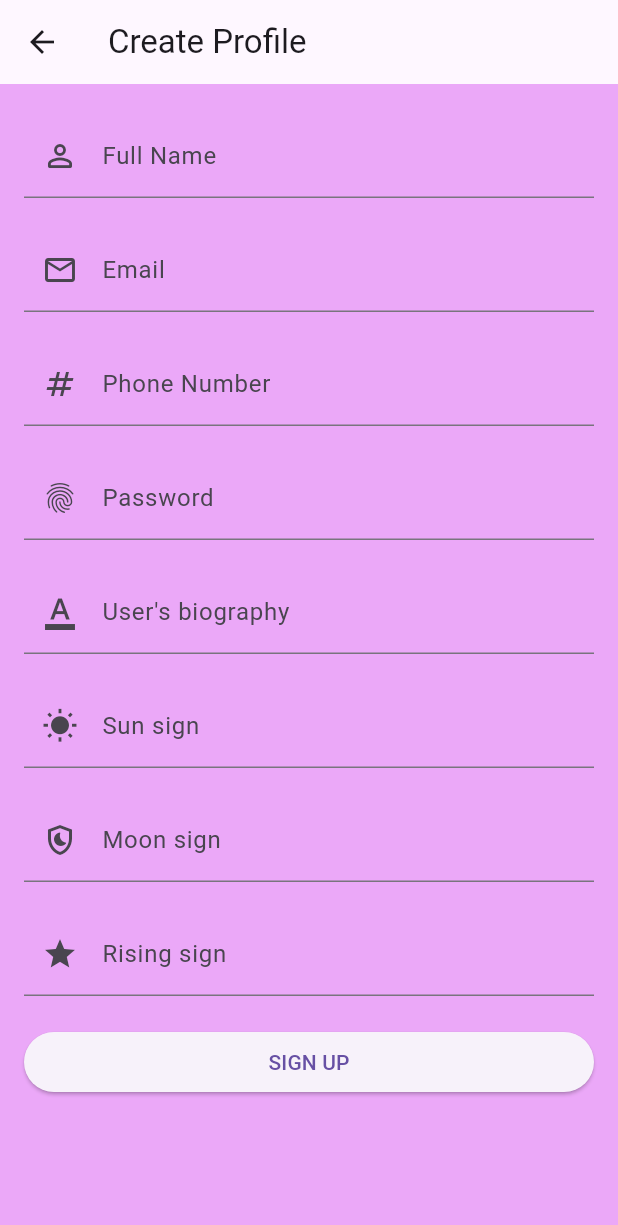
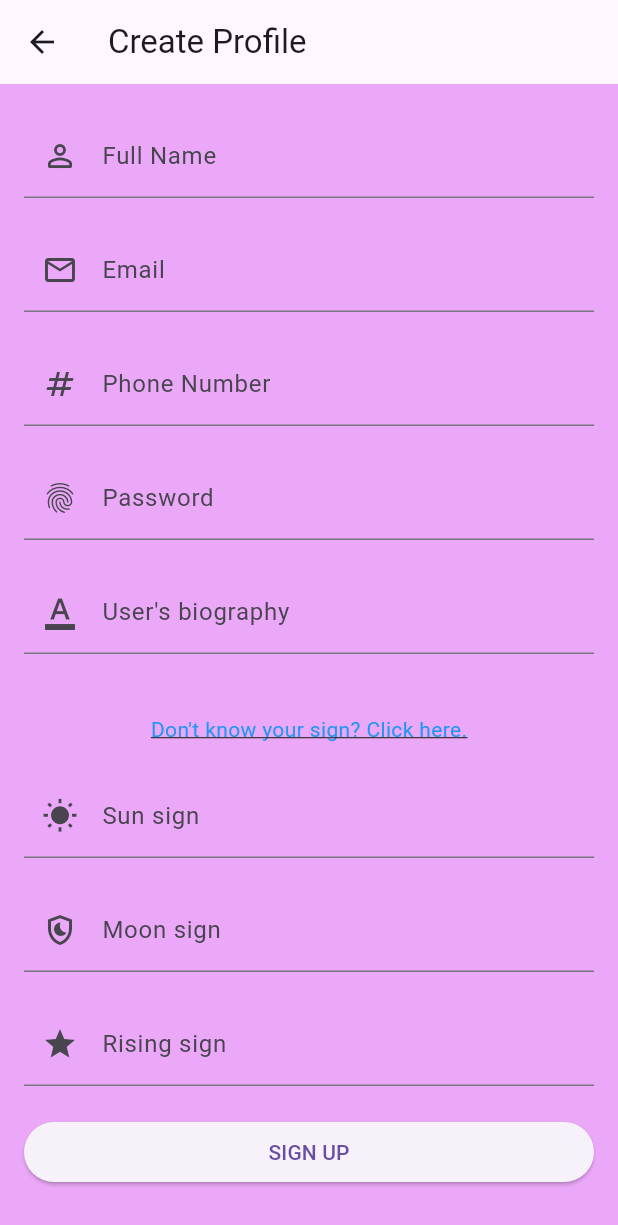
Before and after one commit to daisychennn/ascendant, a Flutter app: the SignUpFormWidget screen opened directly, on a phone screen of 412 x 824 dp. Shown: the top 1225 px of the screen. Run offline on Flutter 3.47's test engine with Material 3 defaults, Android fonts, the phone set to English and light mode, and no system bars; our stand-ins replace cached_network_image, faker, flutter_chat_types, flutter_chat_ui, get, google_fonts and 1 more.

Commit message:
Added website link to get signs. updated my_button.dart

```diff
--- a/lib/view/login_view.dart
+++ b/lib/view/login_view.dart
@@ -83,6 +83,7 @@ class LoginPage extends StatelessWidget {
               MyButton(
                 onLoginPressed: () => _handleLogin(context),
                 onCreateProfilePressed: () => _navigateToCreateProfile(context),
+                onSignWebsite: null,
               ),
             ],
           ),
--- a/lib/view/my_button.dart
+++ b/lib/view/my_button.dart
@@ -1,16 +1,28 @@
 import 'package:flutter/material.dart';
 import 'package:get/get.dart';
 import 'package:ascendant/view/create_profile_view.dart';
+import 'package:url_launcher/url_launcher.dart';
 
 class MyButton extends StatelessWidget {
-  final VoidCallback onLoginPressed;
-  final VoidCallback onCreateProfilePressed;
+  final VoidCallback? onLoginPressed;
+  final VoidCallback? onCreateProfilePressed;
+  final VoidCallback? onSignWebsite;
 
   const MyButton({
-    super.key,
-    required this.onLoginPressed,
-    required this.onCreateProfilePressed,
-  });
+    Key? key,
+    this.onLoginPressed,
+    this.onCreateProfilePressed,
+    this.onSignWebsite,
+  }) : super(key: key);
+
+  Future<void> _launchSignWebsite() async {
+    const url = 'https://www.astrosofa.com/horoscope/ascendant';
+    if (await canLaunchUrl(Uri.parse(url))) {
+      await launchUrl(Uri.parse(url));
+    } else {
+      throw 'Could not launch $url';
+    }
+  }
 
   @override
   Widget build(BuildContext context) {
@@ -18,6 +30,7 @@ class MyButton extends StatelessWidget {
       child: Column(
         mainAxisSize: MainAxisSize.min,
         children: [
+          if (onLoginPressed != null)
             Container(
               padding: const EdgeInsets.all(10),
               margin: const EdgeInsets.symmetric(horizontal: 130),
@@ -41,6 +54,7 @@ class MyButton extends StatelessWidget {
             ),
           const SizedBox(height: 20),
 
+          if (onCreateProfilePressed != null)
             Container(
               padding: const EdgeInsets.all(10),
               margin: const EdgeInsets.symmetric(horizontal: 130),
@@ -62,6 +76,19 @@ class MyButton extends StatelessWidget {
                 ),
               ),
             ),
+          const SizedBox(height: 10),
+
+          if (onSignWebsite != null)
+            GestureDetector(
+              onTap: onSignWebsite,
+              child: const Text(
+                'Don\'t know your sign? Click here.',
+                style: TextStyle(
+                  color: Colors.blue,
+                  decoration: TextDecoration.underline,
+                ),
+              ),
+            ),
         ],
       ),
     );
```
Also changed, not shown: lib/view/create_profile_view.dart (+17 -0 lines). Lines whose indentation alone changed are shown as unchanged.
